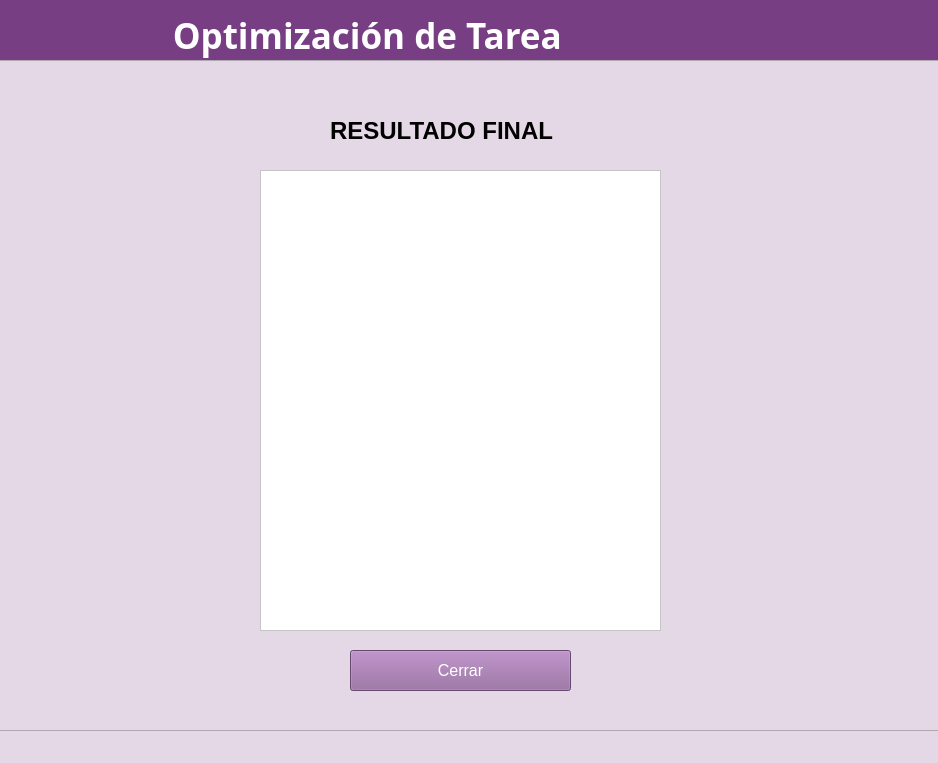
Above: ui.ui from ozel-byte/todo-app-proyecto-c3 before the change. Below: the same form after it.
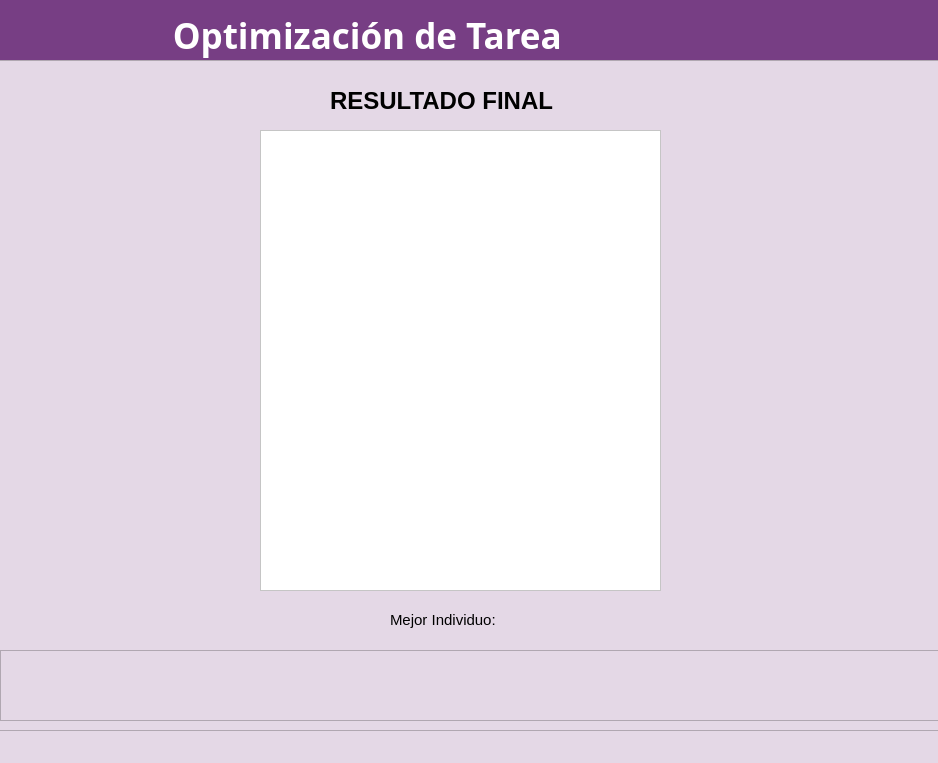
That is the form after the change.

The edit to the form file:
```diff
--- a/ui.ui
+++ b/ui.ui
@@ -309,7 +309,7 @@
      <property name="geometry">
       <rect>
        <x>340</x>
-       <y>50</y>
+       <y>20</y>
        <width>271</width>
        <height>41</height>
       </rect>
@@ -333,7 +333,7 @@
      <property name="geometry">
       <rect>
        <x>270</x>
-       <y>110</y>
+       <y>70</y>
        <width>401</width>
        <height>461</height>
       </rect>
@@ -342,30 +342,33 @@
       <string notr="true">background-color: rgb(255, 255, 255);</string>
      </property>
     </widget>
-    <widget class="QPushButton" name="btn_cerrar">
+    <widget class="QLabel" name="label_7">
      <property name="geometry">
       <rect>
-       <x>360</x>
+       <x>400</x>
+       <y>550</y>
+       <width>151</width>
+       <height>20</height>
+      </rect>
+     </property>
+     <property name="font">
+      <font>
+       <pointsize>11</pointsize>
+      </font>
+     </property>
+     <property name="text">
+      <string>Mejor Individuo:</string>
+     </property>
+    </widget>
+    <widget class="QListWidget" name="msjMejorIndividuo">
+     <property name="geometry">
+      <rect>
+       <x>10</x>
        <y>590</y>
-       <width>221</width>
-       <height>41</height>
+       <width>941</width>
+       <height>71</height>
       </rect>
      </property>
-     <property name="font">
-      <font>
-       <family>Segoe UI</family>
-       <pointsize>12</pointsize>
-       <weight>50</weight>
-       <bold>false</bold>
-      </font>
-     </property>
-     <property name="styleSheet">
-      <string notr="true">background-color: rgb(146, 101, 157);
-color: rgb(255, 255, 255);</string>
-     </property>
-     <property name="text">
-      <string>Cerrar</string>
-     </property>
     </widget>
    </widget>
    <widget class="QListWidget" name="lista_total">
```
